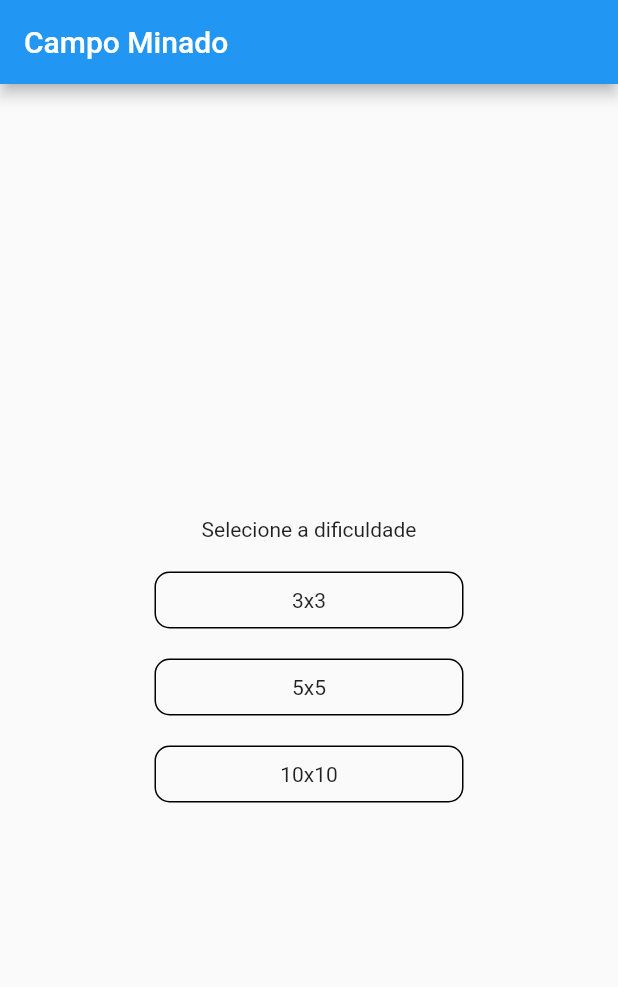
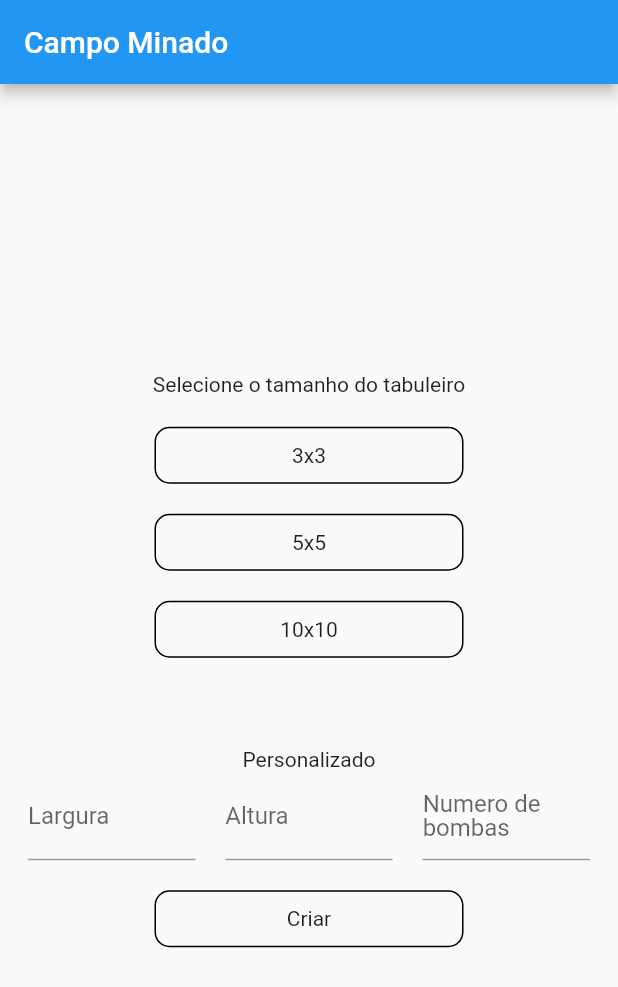
Before and after one commit to Anzell/minefield_flutter, a Flutter app: the screen it shows after launch, on a phone screen of 412 x 824 dp. Shown: the top 987 px of the screen. Run offline on Flutter 3.47's test engine with Material 2 defaults, Android fonts, the phone set to English and light mode, and no system bars.

Commit message:
Added custom dificulty. Missing converter

```diff
--- a/lib/core/constants/game_dificulties.dart
+++ b/lib/core/constants/game_dificulties.dart
@@ -1 +1 @@
-enum GameDificulties { easy, normal, expert }
+enum GameDificulties { easy, normal, expert, custom }
--- /dev/null
+++ b/lib/domain/entities/custom_dificulty.dart
@@ -0,0 +1,7 @@
+class CustomDificulty {
+  final int widthL;
+  final int widthC;
+  final int bombsNumber;
+
+  CustomDificulty({required this.widthL, required this.widthC, required this.bombsNumber});
+}
--- a/lib/presenters/app/app_widget.dart
+++ b/lib/presenters/app/app_widget.dart
@@ -14,7 +14,7 @@ class AppWidget extends StatelessWidget {
       onGenerateRoute: (RouteSettings settings) {
         switch (settings.name) {
           case AppRoutes.home:
-            return MaterialPageRoute(builder: (_) => const HomeScreen());
+            return MaterialPageRoute(builder: (_) => HomeScreen());
           case (AppRoutes.minefield):
             return MaterialPageRoute(
                 builder: (_) => MinefieldScreen(params: (settings.arguments as MinefieldScreenParams)));
--- a/lib/presenters/home/home_screen.dart
+++ b/lib/presenters/home/home_screen.dart
@@ -1,11 +1,16 @@
 import 'package:flutter/material.dart';
 import 'package:minefield/core/constants/game_dificulties.dart';
+import 'package:minefield/domain/entities/custom_dificulty.dart';
 import 'package:minefield/presenters/minefield/minefield_screen.dart';
 import 'package:minefield/presenters/shared/custom_button.dart';
 import 'package:minefield/presenters/shared/custom_spacer.dart';
 
 class HomeScreen extends StatelessWidget {
-  const HomeScreen({Key? key}) : super(key: key);
+  HomeScreen({Key? key}) : super(key: key);
+
+  final _widthLController = TextEditingController();
+  final _widthCController = TextEditingController();
+  final _bombsNumberController = TextEditingController();
 
   @override
   Widget build(BuildContext context) {
@@ -18,7 +23,7 @@ class HomeScreen extends StatelessWidget {
             crossAxisAlignment: CrossAxisAlignment.center,
             mainAxisAlignment: MainAxisAlignment.center,
             children: [
-              const Text("Selecione a dificuldade"),
+              const Text("Selecione o tamanho do tabuleiro"),
               const Space(),
               CustomButton(
                   onPressed: () => Navigator.pushNamed(context, "/minefield",
@@ -34,6 +39,42 @@ class HomeScreen extends StatelessWidget {
                   onPressed: () => Navigator.pushNamed(context, "/minefield",
                       arguments: MinefieldScreenParams(dificulty: GameDificulties.expert)),
                   label: "10x10"),
+              const Space(),
+              const Space(),
+              const Space(),
+              const Text("Personalizado"),
+              SizedBox(
+                width: constraints.maxWidth / 1.1,
+                child: Row(
+                  mainAxisSize: MainAxisSize.min,
+                  children: [
+                    Expanded(
+                        child: TextFormField(
+                            controller: _widthCController, decoration: InputDecoration(label: Text("Largura")))),
+                    const SizedBox(width: 20),
+                    Expanded(
+                        child: TextFormField(
+                            controller: _widthLController, decoration: InputDecoration(label: Text("Altura")))),
+                    const SizedBox(width: 20),
+                    Expanded(
+                        child: TextFormField(
+                            controller: _bombsNumberController,
+                            decoration: InputDecoration(label: Text("Numero de bombas")))),
+                  ],
+                ),
+              ),
+              const Space(),
+              CustomButton(
+                  onPressed: () => Navigator.pushNamed(context, "/minefield",
+                      arguments: MinefieldScreenParams(
+                        dificulty: GameDificulties.custom,
+                        customDificulty: CustomDificulty(
+                          widthL: int.parse(_widthLController.text),
+                          widthC: int.parse(_widthCController.text),
+                          bombsNumber: int.parse(_bombsNumberController.text),
+                        ),
+                      )),
+                  label: "Criar")
             ],
           ),
         ),
```
Also changed, not shown: lib/presenters/minefield/controller/minefield_controller.dart (+32 -8 lines), lib/presenters/minefield/minefield_screen.dart (+10 -6 lines).
